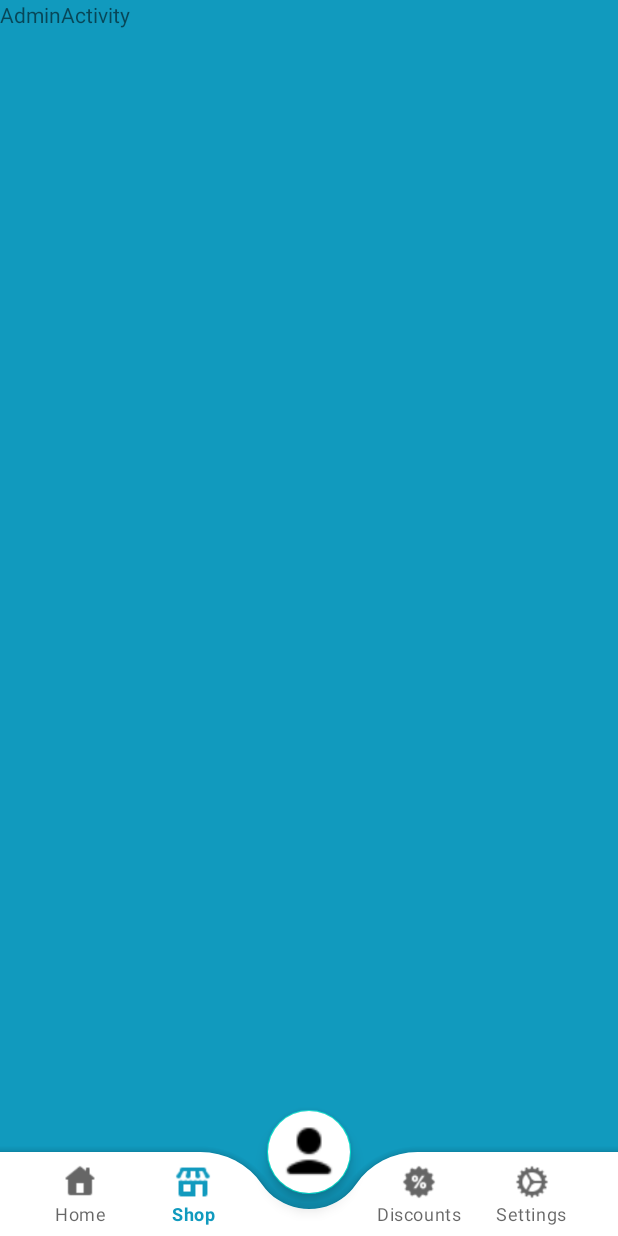
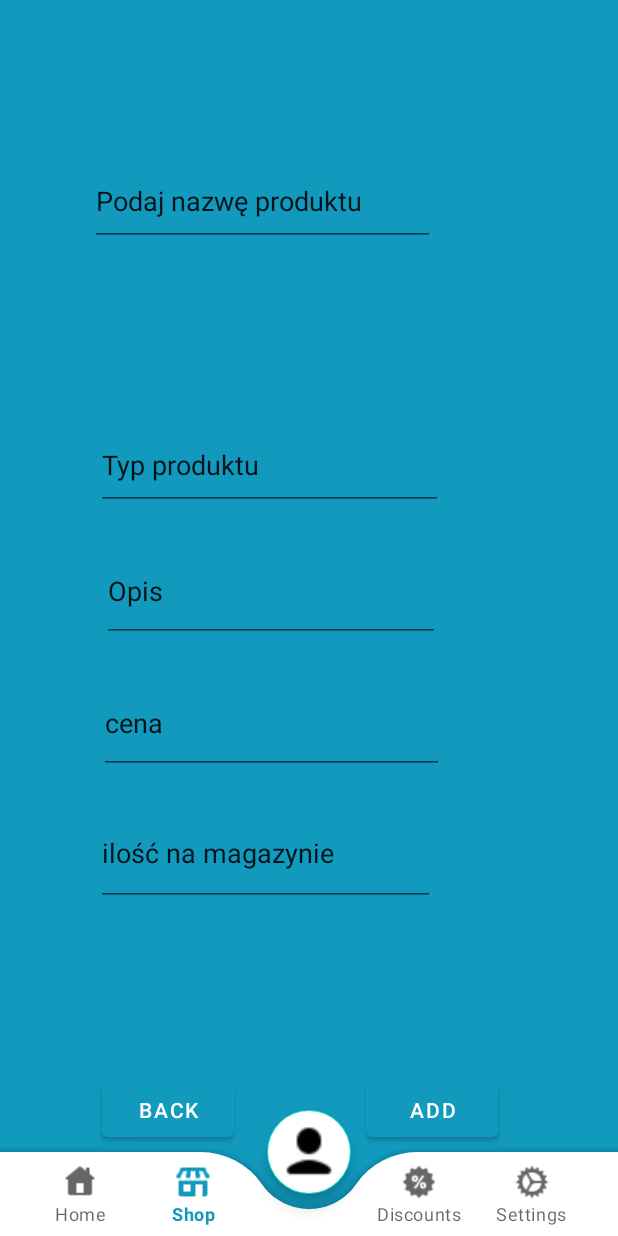
Before and after one commit to Timhello1/IOProject, an Android app: the AdminActivity screen opened directly, with no data from a screen before it, item 2 of the bottom bar chosen, on a phone screen of 412 x 824 dp. Run offline under Robolectric (Android 15) with nearby library versions, the phone set to English and light mode, and no system bars; our stand-ins replace Firebase (no records; nobody signed in at launch, a user with empty details on screens opened directly); libraries missing offline, so code that uses them is left out: org.checkerframework.checker.

Commit message:
product_offer_database_add

```diff
--- a/app/build.gradle
+++ b/app/build.gradle
@@ -15,6 +15,9 @@ android {
         versionName "1.0"
 
         testInstrumentationRunner "androidx.test.runner.AndroidJUnitRunner"
+    }
+    buildFeatures{
+        viewBinding true
     }
 
     buildTypes {
--- /dev/null
+++ b/app/src/main/java/com/example/ioproject/shop/AddProductFragment.java
@@ -0,0 +1,66 @@
+package com.example.ioproject.shop;
+
+import static android.content.ContentValues.TAG;
+
+import android.os.Bundle;
+
+import androidx.fragment.app.Fragment;
+
+import android.util.Log;
+import android.view.LayoutInflater;
+import android.view.View;
+import android.view.ViewGroup;
+import android.widget.Toast;
+
+import com.example.ioproject.R;
+import com.example.ioproject.databinding.FragmentAddProductBinding;
+import com.google.firebase.firestore.FirebaseFirestore;
+
+import org.checkerframework.checker.nullness.qual.NonNull;
+
+import java.util.HashMap;
+import java.util.Map;
+
+import javax.annotation.Nullable;
+
+
+public class AddProductFragment extends Fragment {
+
+    private FragmentAddProductBinding binding;
+
+    @Nullable
+    @Override
+    public View onCreateView(LayoutInflater inflater, ViewGroup container,
+                             Bundle savedInstanceState) {
+        binding = FragmentAddProductBinding.inflate(inflater,container,false);
+        // Inflate the layout for this fragment
+        return binding.getRoot();
+    }
+
+    @Override
+    public void onViewCreated(@NonNull View view, @Nullable Bundle savedInstanceState){
+        super.onViewCreated(view,savedInstanceState);
+
+        binding.button2.setOnClickListener(v -> {
+            FirebaseFirestore db = FirebaseFirestore.getInstance();
+
+            Map<String, Object> product = new HashMap<>();
+            product.put("Name",binding.ProductName.getText().toString());
+            product.put("Type",binding.ProductType.getText().toString());
+            product.put("Description",binding.ProductDescription.getText().toString());
+            product.put("Price",binding.ProductPrice.getText().toString());
+            product.put("Stock",binding.ProductStock.getText().toString());
+
+            db.collection("products")
+                    .add(product)
+                    .addOnSuccessListener(documentReference -> Log.d(TAG, "DocumentSnapshot added with ID: " + documentReference.getId()))
+                    .addOnFailureListener(e -> Log.w(TAG, "Error adding document", e));
+            Toast.makeText(requireContext(),"Product dodany",Toast.LENGTH_SHORT).show();
+        });
+    }
+    @Override
+    public void onDestroyView(){
+        super.onDestroyView();
+        binding = null;
+    }
+}
--- a/app/src/main/java/com/example/ioproject/shop/AdminActivity.java
+++ b/app/src/main/java/com/example/ioproject/shop/AdminActivity.java
@@ -1,16 +1,50 @@
 package com.example.ioproject.shop;
 
 import androidx.appcompat.app.AppCompatActivity;
+import androidx.fragment.app.Fragment;
+import androidx.fragment.app.FragmentManager;
+import androidx.fragment.app.FragmentTransaction;
 
+import android.annotation.SuppressLint;
 import android.os.Bundle;
 
 import com.example.ioproject.R;
+import com.google.android.material.bottomnavigation.BottomNavigationView;
 
 public class AdminActivity extends AppCompatActivity {
 
+    @SuppressLint("NonConstantResourceId")
     @Override
     protected void onCreate(Bundle savedInstanceState) {
         super.onCreate(savedInstanceState);
-        setContentView(R.layout.activity_admin);
+        setContentView(R.layout.activity_shop);
+        replaceFragment(new HomeFragment());
+
+        BottomNavigationView bottomNavigationView = findViewById(R.id.bottomNavigationView);
+        bottomNavigationView.setOnItemSelectedListener(item -> {
+            switch (item.getItemId()) {
+                case R.id.home:
+                    replaceFragment(new HomeFragment());
+                    break;
+                case R.id.shop:
+                    replaceFragment(new AddProductFragment());
+                    break;
+                case R.id.discounts:
+                    replaceFragment(new AddOfferFragment());
+                    break;
+                case R.id.settings:
+                    replaceFragment(new SettingsFragment());
+                    break;
+            }
+
+            return true;
+        });
+    }
+
+    private void replaceFragment(Fragment fragment) {
+        FragmentManager fragmentManager = getSupportFragmentManager();
+        FragmentTransaction fragmentTransaction = fragmentManager.beginTransaction();
+        fragmentTransaction.replace(R.id.frame_layout, fragment);
+        fragmentTransaction.commit();
     }
 }
--- /dev/null
+++ b/app/src/main/res/layout/fragment_add_product.xml
@@ -0,0 +1,90 @@
+<?xml version="1.0" encoding="utf-8"?>
+<androidx.constraintlayout.widget.ConstraintLayout xmlns:android="http://schemas.android.com/apk/res/android"
+    xmlns:app="http://schemas.android.com/apk/res-auto"
+    xmlns:tools="http://schemas.android.com/tools"
+    android:id="@+id/frameLayout2"
+    android:layout_width="match_parent"
+    android:layout_height="match_parent"
+    tools:context=".shop.AddProductFragment">
+
+    <EditText
+        android:id="@+id/ProductName"
+        android:layout_width="230dp"
+        android:layout_height="60dp"
+        android:layout_marginTop="104dp"
+        android:layout_marginEnd="122dp"
+        android:ems="10"
+        android:hint="@string/product_name"
+        android:inputType="textPersonName"
+        android:text="@string/product_name"
+        app:layout_constraintEnd_toEndOf="parent"
+        app:layout_constraintTop_toTopOf="parent" />
+
+    <EditText
+        android:id="@+id/ProductType"
+        android:layout_width="231dp"
+        android:layout_height="60dp"
+        android:layout_marginStart="64dp"
+        android:layout_marginBottom="484dp"
+        android:ems="10"
+        android:inputType="textPersonName"
+        android:text="Typ produktu"
+        app:layout_constraintBottom_toBottomOf="parent"
+        app:layout_constraintStart_toStartOf="parent" />
+
+    <EditText
+        android:id="@+id/ProductPrice"
+        android:layout_width="230dp"
+        android:layout_height="67dp"
+        android:layout_marginEnd="116dp"
+        android:layout_marginBottom="308dp"
+        android:ems="10"
+        android:inputType="textPersonName"
+        android:text="cena"
+        app:layout_constraintBottom_toBottomOf="parent"
+        app:layout_constraintEnd_toEndOf="parent" />
+
+    <Button
+        android:id="@+id/button2"
+        android:layout_width="wrap_content"
+        android:layout_height="wrap_content"
+        android:layout_marginEnd="80dp"
+        android:layout_marginBottom="60dp"
+        android:text="Add"
+        app:layout_constraintBottom_toBottomOf="parent"
+        app:layout_constraintEnd_toEndOf="parent" />
+
+    <Button
+        android:id="@+id/button5"
+        android:layout_width="wrap_content"
+        android:layout_height="wrap_content"
+        android:layout_marginStart="68dp"
+        android:layout_marginBottom="60dp"
+        android:text="back"
+        app:layout_constraintBottom_toBottomOf="parent"
+        app:layout_constraintStart_toStartOf="parent" />
+
+    <EditText
+        android:id="@+id/ProductDescription"
+        android:layout_width="225dp"
+        android:layout_height="68dp"
+        android:layout_marginStart="68dp"
+        android:layout_marginBottom="288dp"
+        android:ems="10"
+        android:inputType="textPersonName"
+        android:text="Opis"
+        app:layout_constraintBottom_toTopOf="@+id/button2"
+        app:layout_constraintStart_toStartOf="parent" />
+
+    <EditText
+        android:id="@+id/ProductStock"
+        android:layout_width="226dp"
+        android:layout_height="70dp"
+        android:layout_marginStart="64dp"
+        android:layout_marginBottom="112dp"
+        android:ems="10"
+        android:inputType="textPersonName"
+        android:text="ilość na magazynie"
+        app:layout_constraintBottom_toTopOf="@+id/button2"
+        app:layout_constraintStart_toStartOf="parent" />
+</androidx.constraintlayout.widget.ConstraintLayout>
--- a/app/src/main/res/values/strings.xml
+++ b/app/src/main/res/values/strings.xml
@@ -21,4 +21,5 @@
     <string name="no_password">BRAK HASŁA</string>
     <string name="old_price">3600 zł</string>
     <string name="serial_code">Podaj kod seryjny admina</string>
+    <string name="product_name">Podaj nazwę produktu</string>
 </resources>
```
Also changed, not shown: app/src/main/java/com/example/ioproject/shop/AddOfferFragment.java (added, +67 -0 lines), app/src/main/java/com/example/ioproject/user/user.java (+16 -0 lines), app/src/main/res/layout/fragment_add_offer.xml (added, +90 -0 lines).
